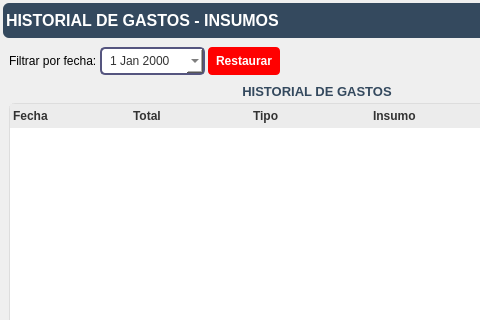
First picture: the form in resources/ui/gastos_tab.ui, repository Julian2455/beatmat, before the edit; both pictures show x 0 to 480 and y 0 to 320 of the 1200 by 580 pixel window.
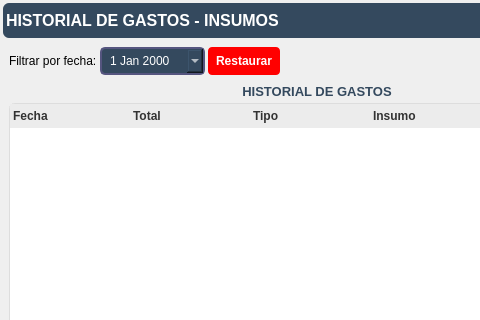
Second picture: the form after the edit. Icons and pictures are not drawn.

```diff
--- a/resources/ui/gastos_tab.ui
+++ b/resources/ui/gastos_tab.ui
@@ -284,6 +284,10 @@
              </item>
              <item alignment="Qt::AlignLeft">
               <widget class="QDateEdit" name="dateEdit">
+               <property name="styleSheet">
+                <string notr="true">color: rgb(255, 255, 255);
+background:#34495E;</string>
+               </property>
                <property name="calendarPopup">
                 <bool>true</bool>
                </property>
```
